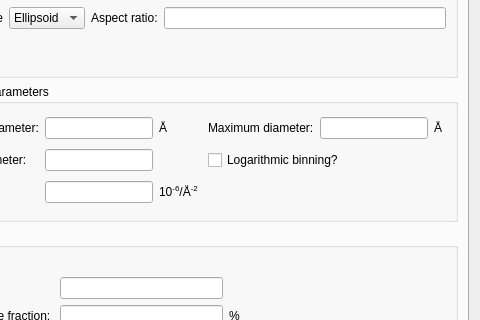
Before: the Qt Designer form src/sas/qtgui/Perspectives/SizeDistribution/UI/SizeDistributionUI.ui in SasView/sasview, drawn with Qt 5; both pictures show x 97 to 577 and y 249 to 569 of the 577 by 722 pixel window.
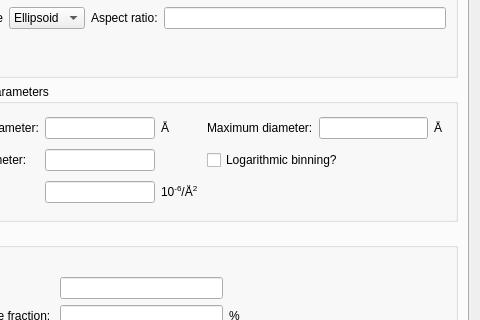
After: the same form once the commit is applied.

What changed in the file:
```diff
--- a/src/sas/qtgui/Perspectives/SizeDistribution/UI/SizeDistributionUI.ui
+++ b/src/sas/qtgui/Perspectives/SizeDistribution/UI/SizeDistributionUI.ui
@@ -243,7 +243,7 @@
             <property name="text">
              <string>&lt;html&gt;&lt;head/&gt;&lt;body&gt;&lt;p&gt;10&lt;span
               style=&quot; vertical-align:super;&quot;&gt;-6&lt;/span&gt;/Å&lt;span
-              style=&quot; vertical-align:super;&quot;&gt;-2&lt;/span&gt;&lt;/p&gt;&lt;/body&gt;&lt;/html&gt;
+              style=&quot; vertical-align:super;&quot;&gt;2&lt;/span&gt;&lt;/p&gt;&lt;/body&gt;&lt;/html&gt;
              </string>
             </property>
            </widget>
```
Left out of the diff: 2 changed lines with no effect on the pictures.
